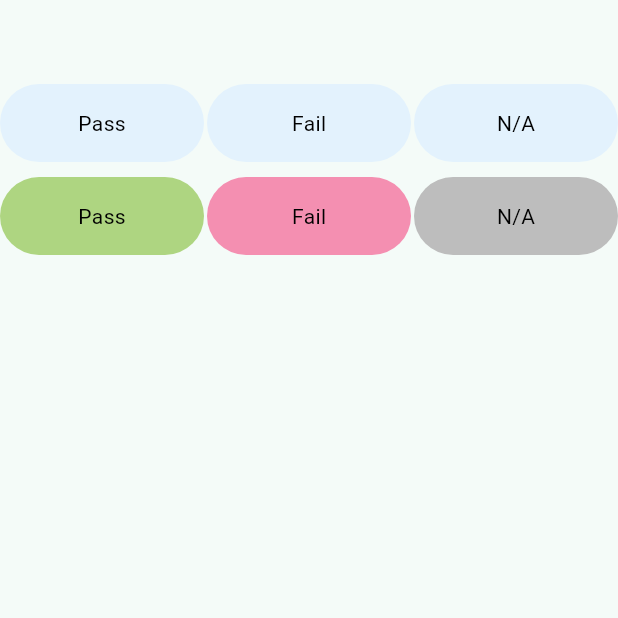
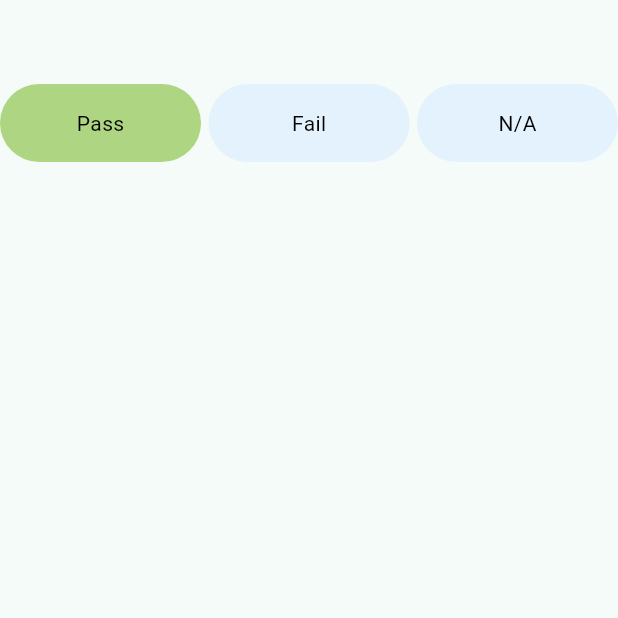
Before and after one commit to toluene5019/test_widgets, a Flutter app: the screen it shows after launch, on a phone screen of 412 x 824 dp, the top half of it. Run offline on Flutter 3.47's test engine with Material 3 defaults, Android fonts, the phone set to English and light mode, and no system bars; our stand-ins replace flutter_svg, share_plus.

Commit message:
wip display status

```diff
--- a/lib/pages/display_status_page.dart
+++ b/lib/pages/display_status_page.dart
@@ -6,9 +6,12 @@ class DisplayStatusPage extends StatelessWidget {
 
   @override
   Widget build(BuildContext context) {
+    final List<String> statuses = ['Pass', 'Fail', 'N/A'];
+    const String activeStatus = 'Pass';
+
     return Scaffold(
       appBar: AppBar(),
-      body: const SafeArea(
+      body: SafeArea(
         child: Column(
           children: [
             Row(
@@ -16,58 +19,21 @@ class DisplayStatusPage extends StatelessWidget {
               children: [
                 Expanded(
                   child: DisplayStatusWidget(
-                    status: Status.pass,
-                    isActive: false,
-                    text: 'Pass',
-                  ),
+                      status: statuses[0], activeStatus: activeStatus),
                 ),
-                SizedBox(width: 2),
+                const SizedBox(width: 5),
                 Expanded(
                   child: DisplayStatusWidget(
-                    status: Status.fail,
-                    isActive: false,
-                    text: 'Fail',
-                  ),
+                      status: statuses[1], activeStatus: activeStatus),
                 ),
-                SizedBox(width: 2),
+                const SizedBox(width: 5),
                 Expanded(
                   child: DisplayStatusWidget(
-                    isActive: false,
-                    status: Status.na,
-                    text: 'N/A',
-                  ),
+                      status: statuses[2], activeStatus: activeStatus),
                 ),
               ],
             ),
-            SizedBox(height: 10),
-            Row(
-              mainAxisAlignment: MainAxisAlignment.spaceEvenly,
-              children: [
-                Expanded(
-                  child: DisplayStatusWidget(
-                    status: Status.pass,
-                    isActive: true,
-                    text: 'Pass',
-                  ),
-                ),
-                SizedBox(width: 2),
-                Expanded(
-                  child: DisplayStatusWidget(
-                    status: Status.fail,
-                    isActive: true,
-                    text: 'Fail',
-                  ),
-                ),
-                SizedBox(width: 2),
-                Expanded(
-                  child: DisplayStatusWidget(
-                    isActive: true,
-                    status: Status.na,
-                    text: 'N/A',
-                  ),
-                ),
-              ],
-            ),
+            const SizedBox(height: 20),
           ],
         ),
       ),
--- a/lib/widgets/display_status_widget.dart
+++ b/lib/widgets/display_status_widget.dart
@@ -7,43 +7,33 @@ import 'package:flutter/material.dart';
 /// The widget can be active or inactive.
 /// {@endtemplate}
 
-/// Enum representing possible statuses for the widget.
-///
-/// - `pass`: Represents a passing status.
-/// - `fail`: Represents a failing status.
-/// - `na`: Represents a status of "not applicable".`
-enum Status { pass, fail, na }
-
 class DisplayStatusWidget extends StatelessWidget {
   const DisplayStatusWidget({
     super.key,
     required this.status,
-    required this.text,
-    this.isActive = false,
+    required this.activeStatus,
   });
 
   /// The status to be displayed.
   /// Determines the background color.
-  final Status status;
-
-  /// The text to display inside the widget.
-  final String text;
+  final String status;
 
   /// Whether the widget is active.
+  final String activeStatus;
 
-  final bool isActive;
-
-  /// Gets the background color based on the [status] and [isActive].
+  /// Gets the background color based on the [status] and [activeStatus].
   Color _getBackgroundColor() {
-    if (!isActive) return Colors.blue[50]!;
-    switch (status) {
-      case Status.pass:
-        return Colors.lightGreen[300]!;
-      case Status.fail:
-        return Colors.pink[200]!;
-      case Status.na:
-        return Colors.grey[400]!;
+    if (status == activeStatus) {
+      switch (status) {
+        case 'Pass':
+          return Colors.lightGreen[300]!;
+        case 'Fail':
+          return Colors.pink[200]!;
+        case 'N/A':
+          return Colors.grey[400]!;
+      }
     }
+    return Colors.blue[50]!;
   }
 
   @override
@@ -57,7 +47,7 @@ class DisplayStatusWidget extends StatelessWidget {
       ),
       child: Center(
         child: Text(
-          text,
+          status,
           style: const TextStyle(
             color: Colors.black,
             fontSize: 14.0,
```
